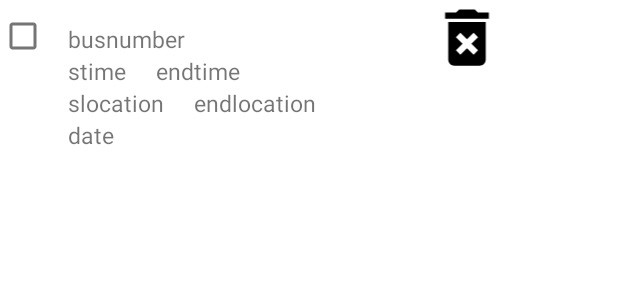
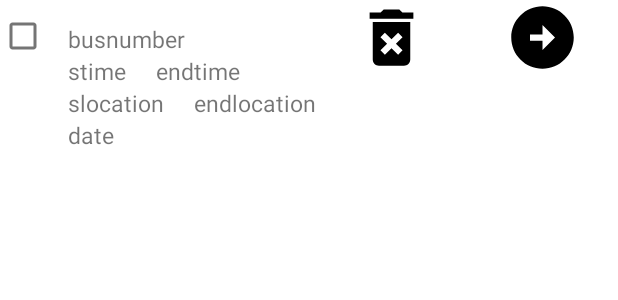
Before and after one commit to YasithaRenuk/SLTB_BUS, an Android app: the layout bus_to_go.xml on its own in the app's theme, with its tools: preview values and no code run, on a phone screen of 412 x 824 dp. Shown: the top 300 px of the screen. Run offline under Robolectric (Android 15) with nearby library versions, the light colour scheme and no system bars.

Commit message:
create to go bus page

```diff
--- /dev/null
+++ b/app/src/main/res/drawable/ic_go.xml
@@ -0,0 +1,5 @@
+<vector android:height="24dp" android:tint="#000000"
+    android:viewportHeight="24" android:viewportWidth="24"
+    android:width="24dp" xmlns:android="http://schemas.android.com/apk/res/android">
+    <path android:fillColor="@android:color/white" android:pathData="M22,12c0,-5.52 -4.48,-10 -10,-10S2,6.48 2,12c0,5.52 4.48,10 10,10S22,17.52 22,12zM12,13l-4,0v-2l4,0V8l4,4l-4,4V13z"/>
+</vector>
--- a/app/src/main/res/layout/bus_to_go.xml
+++ b/app/src/main/res/layout/bus_to_go.xml
@@ -83,4 +83,11 @@
         android:id="@+id/ivDelete"
         android:src="@drawable/ic_delete"/>
 
+    <ImageView
+        android:layout_width="wrap_content"
+        android:layout_height="50dp"
+        android:layout_weight="1"
+        android:id="@+id/ivgo"
+        android:src="@drawable/ic_go"/>
+
 </LinearLayout>
```
